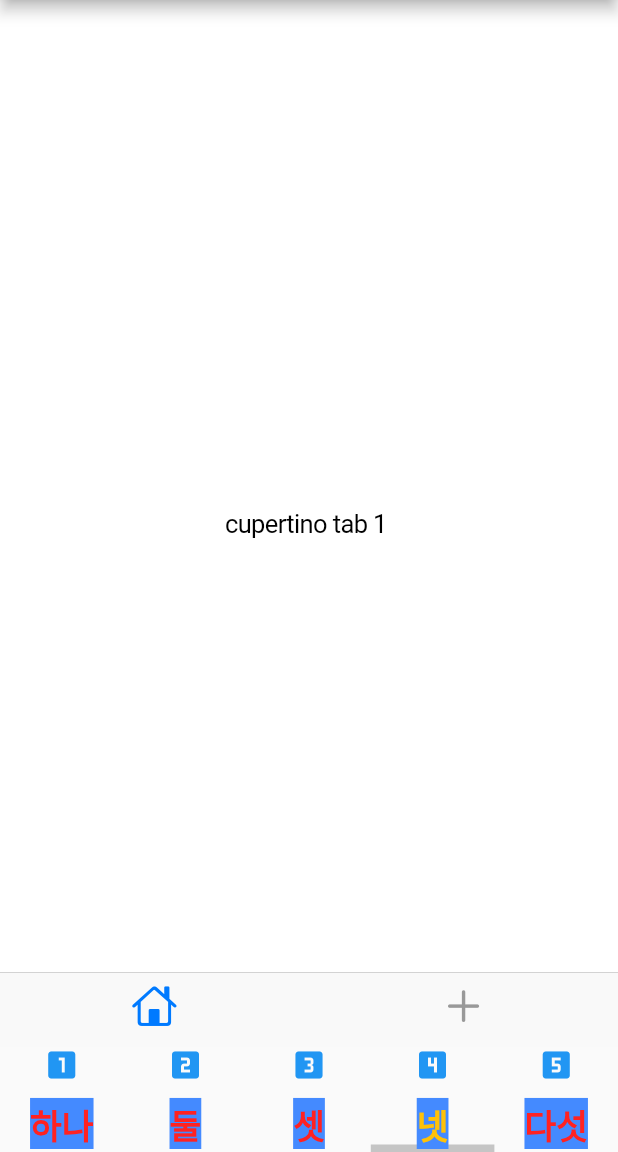
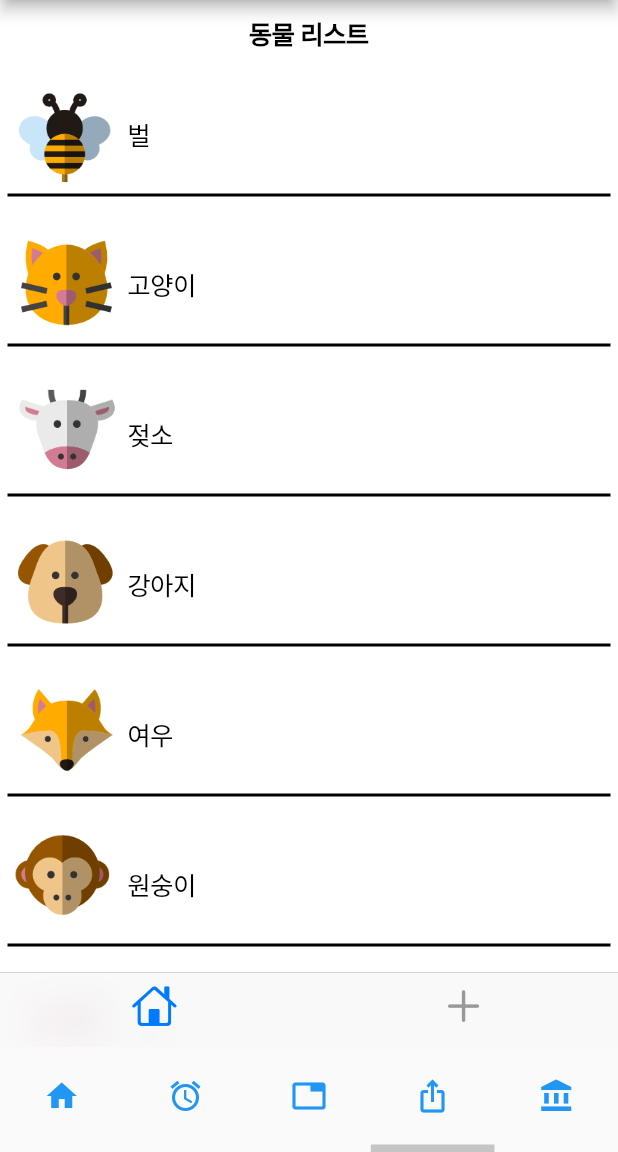
Before and after one commit to kimsegwan/first_flutter_app, a Flutter app: the screen it shows after launch, item 4 of the bottom bar chosen, on a phone screen of 412 x 824 dp, the part 84-1236 px from its top. Run offline on Flutter 3.47's test engine with Material 2 defaults, Android fonts, the phone set to English and light mode, and no system bars.

Commit message:
cupertino

```diff
--- /dev/null
+++ b/lib/iosSub/cupertinoFirstPage.dart
@@ -0,0 +1,43 @@
+import 'package:flutter/material.dart';
+import 'package:flutter/cupertino.dart';
+import '../animalItem.dart';
+
+class CupertinoFirstPage extends StatelessWidget {
+  final List<Animal> animalList;
+  const CupertinoFirstPage({Key? key, required this.animalList}) : super(key: key);
+
+  @override
+  Widget build(BuildContext context) {
+    return CupertinoPageScaffold(
+        navigationBar: CupertinoNavigationBar(
+          middle: Text('동물 리스트'),
+        ),
+        child: ListView.builder(itemBuilder: (context, index) {
+          return Container(
+            padding: EdgeInsets.all(5),
+            height: 100,
+            child: Column(
+              children: <Widget>[
+                Row(
+                  children: [
+                    Image.asset(
+                      animalList[index].imagePath,
+                      fit: BoxFit.contain,
+                      width: 80,
+                      height: 80,
+                    ),
+                    Text(animalList[index].animalName)
+                  ],
+                ),
+                Container(
+                  height: 2,
+                  color: CupertinoColors.black,
+                ),
+              ],
+            ),
+          );
+        },
+          itemCount: animalList.length,
+        ));
+  }
+}
--- a/lib/main.dart
+++ b/lib/main.dart
@@ -139,25 +139,35 @@ class _WidgetExampleState extends State<WidgetApp>
               backgroundColor: Colors.blueAccent),
           tabs: <Tab>[
             Tab(
-                text: '하나',
+                // text: '하나',
                 icon: Icon(
-                  Icons.looks_one,
+                  Icons.home,
                   color: Colors.blue,
                 )),
             Tab(
-                text: '둘',
+                // text: '둘',
                 icon: Icon(
-                  Icons.looks_two,
+                  Icons.access_alarm,
                   color: Colors.blue,
                 )),
             Tab(
-                text: '셋',
+                // text: '셋',
                 icon: Icon(
-                  Icons.looks_3,
+                  Icons.tab,
                   color: Colors.blue,
                 )),
-            Tab(text: '넷', icon: Icon(Icons.looks_4, color: Colors.blue)),
-            Tab(text: '다섯', icon: Icon(Icons.looks_5, color: Colors.blue)),
+            Tab(
+                // text: '넷',
+                icon: Icon(
+                    Icons.ios_share,
+                    color: Colors.blue
+                )),
+            Tab(
+                // text: '다섯',
+                icon: Icon(
+                    Icons.account_balance,
+                    color: Colors.blue
+                )),
           ],
           controller: controller,
         ),
--- a/lib/sub/fourPage.dart
+++ b/lib/sub/fourPage.dart
@@ -1,5 +1,7 @@
 import 'package:flutter/cupertino.dart';
 import '../animalItem.dart';
+import 'package:first_flutter_app/iosSub/cupertinoFirstPage.dart';
+import 'package:first_flutter_app/iosSub/cupertinoSecondPage.dart';
 
 class CupertinoMain extends StatefulWidget {
   final List<Animal> list;
@@ -13,6 +15,7 @@ class CupertinoMain extends StatefulWidget {
 
 class _CupertinoMain extends State<CupertinoMain> {
   late CupertinoTabBar tabBar;
+  List<Animal> animalList = [];
 
   @override
   void initState() {
@@ -21,24 +24,25 @@ class _CupertinoMain extends State<CupertinoMain> {
       BottomNavigationBarItem(icon: Icon(CupertinoIcons.home)),
       BottomNavigationBarItem(icon: Icon(CupertinoIcons.add)),
     ]);
+    animalList.add(Animal(animalName: "벌", kind: "곤충", imagePath: "repo/images/bee.png", flyExist: false));
+    animalList.add(Animal(animalName: "고양이", kind: "포유류", imagePath: "repo/images/cat.png", flyExist: false));
+    animalList.add(Animal(animalName: "젖소", kind: "포유류", imagePath: "repo/images/cow.png", flyExist: false));
+    animalList.add(Animal(animalName: "강아지", kind: "포유류", imagePath: "repo/images/dog.png", flyExist: false));
+    animalList.add(Animal(animalName: "여우", kind: "포유류", imagePath: "repo/images/fox.png", flyExist: false));
+    animalList.add(Animal(animalName: "원숭이", kind: "영장류", imagePath: "repo/images/monkey.png", flyExist: false));
+    animalList.add(Animal(animalName: "돼지", kind: "포유류", imagePath: "repo/images/pig.png", flyExist: false));
+    animalList.add(Animal(animalName: "늑대", kind: "포유류", imagePath: "repo/images/wolf.png", flyExist: false));
   }
 
   @override
   Widget build(BuildContext context) {
     return CupertinoApp(
+      color: CupertinoColors.white,
       home: CupertinoTabScaffold(tabBar: tabBar, tabBuilder: (context, value) {
         if(value == 0) {
-          return Container(
-            child: Center(
-              child: Text('cupertino tab 1 '),
-            ),
-          );
+          return CupertinoFirstPage(animalList: animalList);
         } else {
-          return Container(
-            child: Center(
-              child: Text('cupertino tab 2 '),
-            ),
-          );
+          return CupertinoSecondPage(animalList: animalList);
         }
       }),
     );
```
Also changed, not shown: lib/iosSub/cupertinoSecondPage.dart (added, +101 -0 lines).
